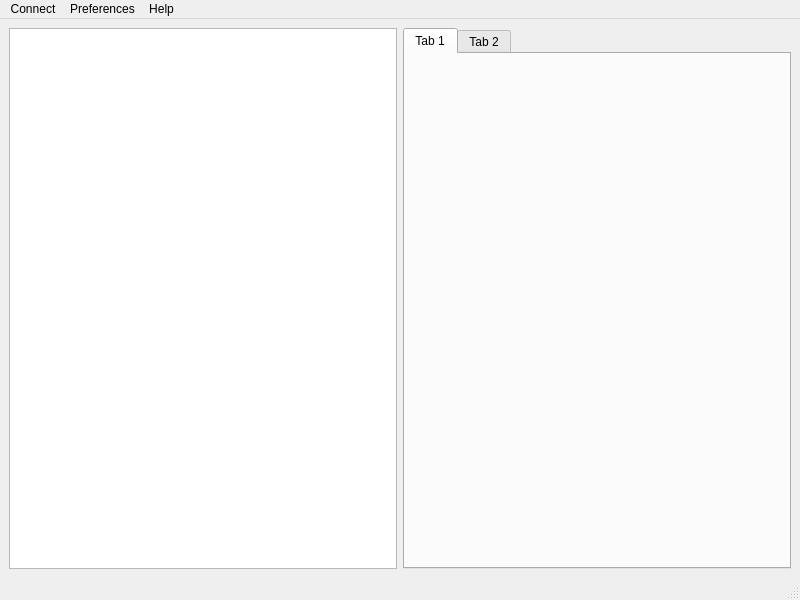
First picture: the form in ui/main.ui, repository Jan5u/jakki, before the edit.
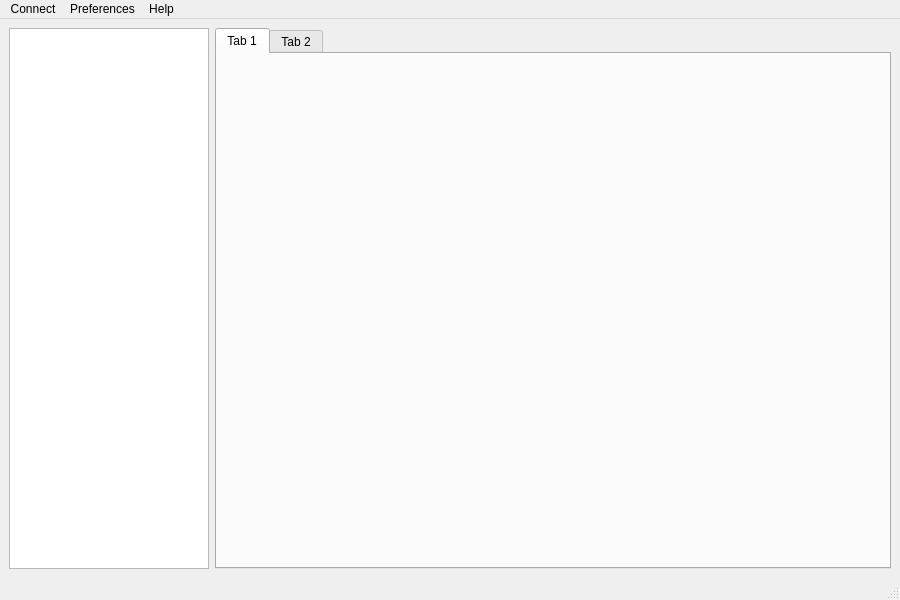
Second picture: the form after the edit.

Commit message: Added channels and volume slider UI

What changed in the file:
```diff
--- a/ui/main.ui
+++ b/ui/main.ui
@@ -6,7 +6,7 @@
    <rect>
     <x>0</x>
     <y>0</y>
-    <width>800</width>
+    <width>900</width>
     <height>600</height>
    </rect>
   </property>
@@ -16,7 +16,23 @@
   <widget class="QWidget" name="centralwidget">
    <layout class="QHBoxLayout" name="horizontalLayout">
     <item>
-     <widget class="QTreeView" name="treeView"/>
+     <widget class="QTreeView" name="treeView">
+      <property name="maximumSize">
+       <size>
+        <width>200</width>
+        <height>16777215</height>
+       </size>
+      </property>
+      <property name="contextMenuPolicy">
+       <enum>Qt::ContextMenuPolicy::CustomContextMenu</enum>
+      </property>
+      <property name="editTriggers">
+       <set>QAbstractItemView::EditTrigger::EditKeyPressed</set>
+      </property>
+      <property name="rootIsDecorated">
+       <bool>false</bool>
+      </property>
+     </widget>
     </item>
     <item>
      <widget class="QTabWidget" name="tabWidget">
@@ -39,8 +55,8 @@
     <rect>
      <x>0</x>
      <y>0</y>
-     <width>800</width>
-     <height>23</height>
+     <width>900</width>
+     <height>30</height>
     </rect>
    </property>
    <widget class="QMenu" name="menuConnect">
```
Left out of the diff: 3 changed lines with no effect on the pictures. The commit also changes 4 other files.
